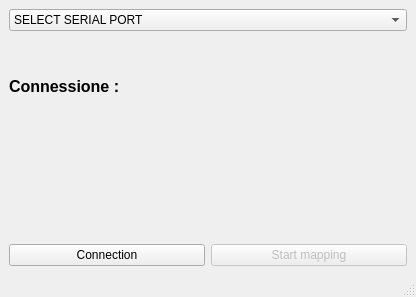
Before: the Qt Designer form ui/main.ui in ilgaiaz/sonarQt, drawn with Qt 5.
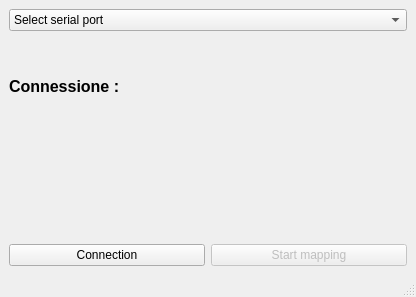
After: the same form once the commit is applied.

What changed in the file:
```diff
--- a/ui/main.ui
+++ b/ui/main.ui
@@ -24,11 +24,11 @@
        <bool>false</bool>
       </property>
       <property name="currentText">
-       <string>SELECT SERIAL PORT</string>
+       <string>Select serial port</string>
       </property>
       <item>
        <property name="text">
-        <string>SELECT SERIAL PORT</string>
+        <string>Select serial port</string>
        </property>
       </item>
       <item>
```
